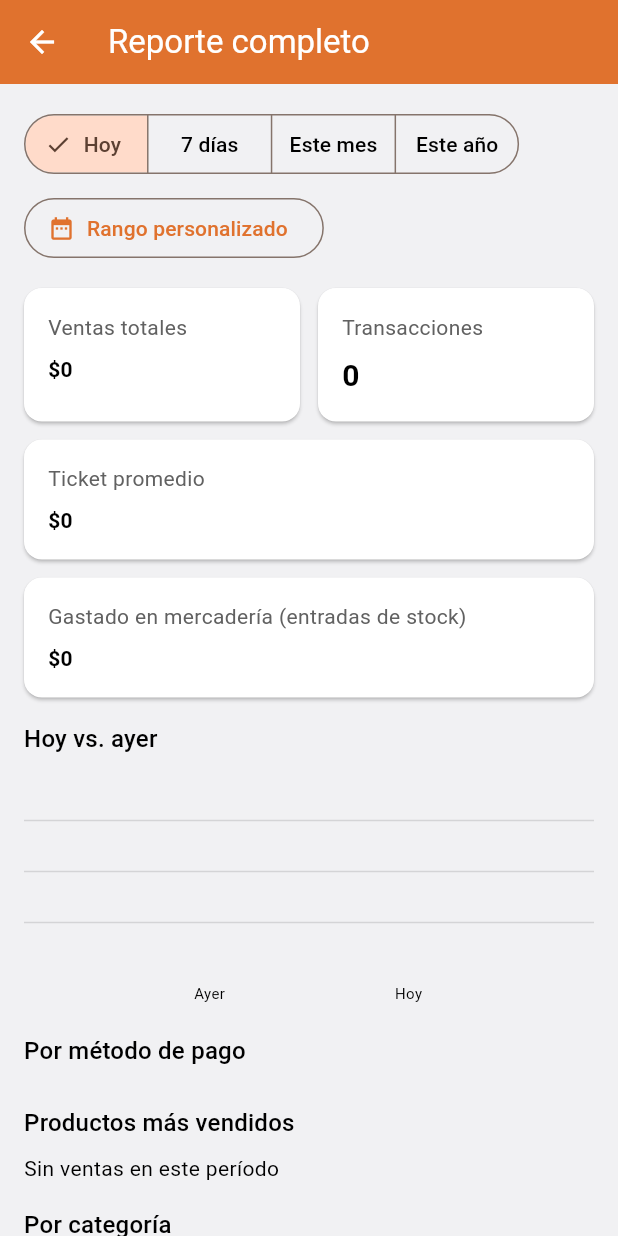
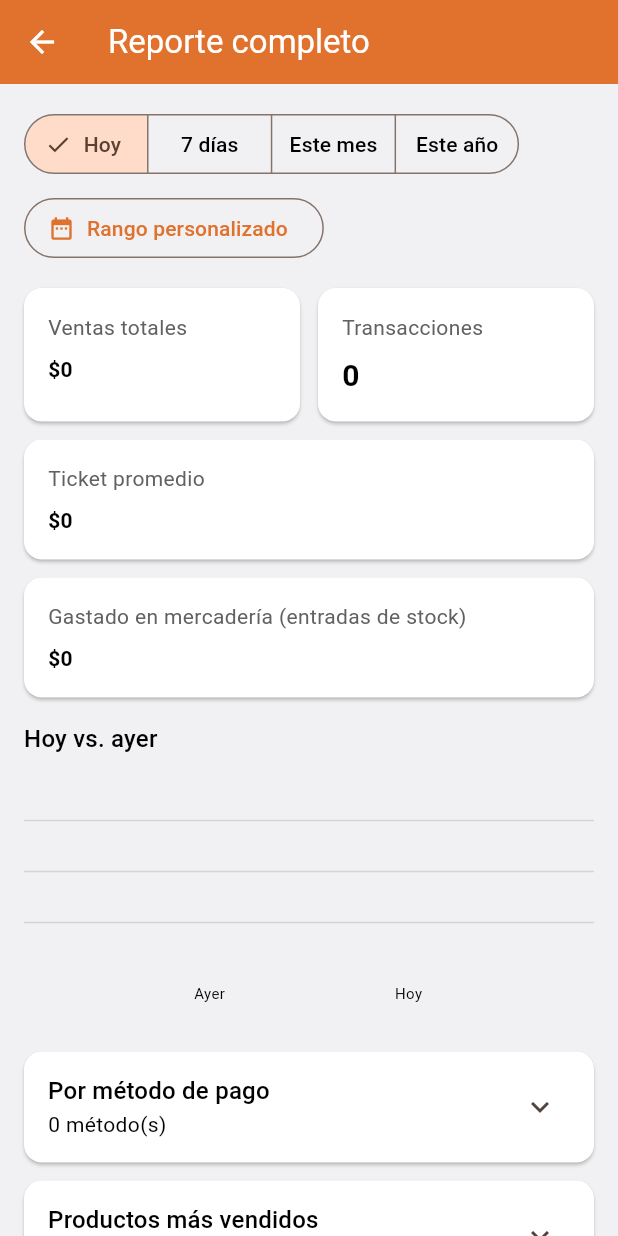
Before and after one commit to p1np0n/POSible, a Flutter app: the _FullReportsScreen screen opened directly, on a phone screen of 412 x 824 dp. Run offline on Flutter 3.47's test engine with Material 3 defaults, Android fonts, the phone set to English and light mode, and no system bars; drawn by our look-alikes of fl_chart; our stand-ins replace audioplayers, csv, file_picker, image_picker, share_plus, shared_preferences and 1 more; missing offline and left inert: mobile_scanner; accounts and stored records are empty.

Commit message:
Reportes: secciones plegables y grilla de productos para reducir el scroll
Las secciones de Reportes (ventas por período, por método de pago,
más vendidos, por categoría, por empleado, por modificador) ahora son
plegables, con un subtítulo que adelanta cuántos ítems tiene cada una
sin necesidad de abrirla. Las 3 de estado del inventario (sin stock,
stock bajo, por vencer) parten abiertas por ser las más urgentes, pero
ahora muestran los productos en una grilla de tarjetas chicas en vez
de una fila completa por producto, para que quepan varios por pantalla.

Co-Authored-By: Claude Sonnet 5 <noreply@anthropic.com>
Claude-Session: https://claude.ai/code/session_011Joc9koXtYcSZFKc6EaRF6

```diff
--- a/lib/screens/reports/reports_screen.dart
+++ b/lib/screens/reports/reports_screen.dart
@@ -277,20 +277,33 @@ class _ReportsScreenState extends State<ReportsScreen> {
               labelFor: (index) => index == 0 ? 'Ayer' : 'Hoy',
               color: Theme.of(context).colorScheme.primary,
             ),
-            if (_range == ReportRange.year && summary.dailyTotals.isNotEmpty) ...[
             const SizedBox(height: 16),
-              Text('Ventas por mes', style: Theme.of(context).textTheme.titleMedium),
-              const SizedBox(height: 8),
-              _MonthlyBarChart(dailyTotals: summary.dailyTotals),
-            ] else if (summary.dailyTotals.length > 1) ...[
-              const SizedBox(height: 16),
-              Text('Ventas por día', style: Theme.of(context).textTheme.titleMedium),
-              const SizedBox(height: 8),
-              _DailyBarChart(dailyTotals: summary.dailyTotals),
-            ],
-            const SizedBox(height: 16),
-            Text('Por método de pago', style: Theme.of(context).textTheme.titleMedium),
-            const SizedBox(height: 8),
+            // El resto va en secciones plegables: antes era una sola lista
+            // larga y había que bajar mucho con el mouse para llegar al
+            // final. Las 3 de estado del inventario (sin stock/stock
+            // bajo/por vencer) parten abiertas por ser las más urgentes de
+            // revisar; el resto parte cerrado y se abre solo si interesa —
+            // el subtítulo de cada una ya adelanta cuántos ítems tiene.
+            if (_range == ReportRange.year && summary.dailyTotals.isNotEmpty)
+              _Section(
+                key: const ValueKey('ventas_por_periodo'),
+                title: 'Ventas por mes',
+                subtitle: '${summary.dailyTotals.length} mes(es)',
+                children: [_MonthlyBarChart(dailyTotals: summary.dailyTotals)],
+              )
+            else if (summary.dailyTotals.length > 1)
+              _Section(
+                key: const ValueKey('ventas_por_periodo'),
+                title: 'Ventas por día',
+                subtitle: '${summary.dailyTotals.length} día(s)',
+                children: [_DailyBarChart(dailyTotals: summary.dailyTotals)],
+              ),
+            const SizedBox(height: 12),
+            _Section(
+              key: const ValueKey('por_metodo_pago'),
+              title: 'Por método de pago',
+              subtitle: '${summary.byPaymentMethod.length} método(s)',
+              children: [
                 _PieChartCard(
                   items: summary.byPaymentMethod.entries
                       .map((e) => (label: _paymentLabels[e.key] ?? e.key, value: e.value))
@@ -301,9 +314,14 @@ class _ReportsScreenState extends State<ReportsScreen> {
                       title: Text(_paymentLabels[entry.key] ?? entry.key),
                       trailing: CurrencyText(entry.value, bold: true),
                     )),
-            const SizedBox(height: 16),
-            Text('Productos más vendidos', style: Theme.of(context).textTheme.titleMedium),
-            const SizedBox(height: 8),
+              ],
+            ),
+            const SizedBox(height: 12),
+            _Section(
+              key: const ValueKey('mas_vendidos'),
+              title: 'Productos más vendidos',
+              subtitle: '${summary.topProducts.length} producto(s)',
+              children: [
                 if (summary.topProducts.isEmpty)
                   const Text('Sin ventas en este período')
                 else
@@ -313,9 +331,14 @@ class _ReportsScreenState extends State<ReportsScreen> {
                         subtitle: Text('${formatNumberCl(product.quantity)} unidades'),
                         trailing: CurrencyText(product.total, bold: true),
                       )),
-            const SizedBox(height: 16),
-            Text('Por categoría', style: Theme.of(context).textTheme.titleMedium),
-            const SizedBox(height: 8),
+              ],
+            ),
+            const SizedBox(height: 12),
+            _Section(
+              key: const ValueKey('por_categoria'),
+              title: 'Por categoría',
+              subtitle: '${_byCategory.length} categoría(s)',
+              children: [
                 if (_byCategory.isEmpty)
                   const Text('Sin ventas en este período')
                 else ...[
@@ -326,9 +349,14 @@ class _ReportsScreenState extends State<ReportsScreen> {
                         trailing: CurrencyText(c.total, bold: true),
                       )),
                 ],
-            const SizedBox(height: 16),
-            Text('Por empleado', style: Theme.of(context).textTheme.titleMedium),
-            const SizedBox(height: 8),
+              ],
+            ),
+            const SizedBox(height: 12),
+            _Section(
+              key: const ValueKey('por_empleado'),
+              title: 'Por empleado',
+              subtitle: '${_byEmployee.length} empleado(s)',
+              children: [
                 if (_byEmployee.isEmpty)
                   const Text('Sin ventas en este período')
                 else
@@ -337,85 +365,97 @@ class _ReportsScreenState extends State<ReportsScreen> {
                         title: Text(e.name),
                         trailing: CurrencyText(e.total, bold: true),
                       )),
+              ],
+            ),
             if (_byModifier.isNotEmpty) ...[
-              const SizedBox(height: 16),
-              Text('Por modificador', style: Theme.of(context).textTheme.titleMedium),
-              const SizedBox(height: 8),
-              ..._byModifier.map((m) => ListTile(
+              const SizedBox(height: 12),
+              _Section(
+                key: const ValueKey('por_modificador'),
+                title: 'Por modificador',
+                subtitle: '${_byModifier.length} modificador(es)',
+                children: _byModifier
+                    .map((m) => ListTile(
                           contentPadding: EdgeInsets.zero,
                           title: Text(m.name),
                           trailing: Text('${formatNumberCl(m.count)} veces'),
-                  )),
+                        ))
+                    .toList(),
+              ),
             ],
             // Estado del inventario ahora mismo — no depende del rango de
             // fechas elegido arriba, siempre muestra la situación actual.
-            const SizedBox(height: 16),
-            Text('Productos sin stock', style: Theme.of(context).textTheme.titleMedium),
-            const SizedBox(height: 8),
+            // Se muestran como grilla de tarjetas chicas (no una fila por
+            // producto) para que quepan varias por pantalla.
+            const SizedBox(height: 12),
+            _Section(
+              key: const ValueKey('sin_stock'),
+              title: 'Productos sin stock',
+              subtitle: '${_outOfStockProducts.length} producto(s)',
+              initiallyExpanded: true,
+              children: [
                 if (_outOfStockProducts.isEmpty)
                   const Text('Ningún producto sin stock ahora mismo')
-            else ...[
-              Text('${_outOfStockProducts.length} producto(s)',
-                  style: const TextStyle(fontWeight: FontWeight.bold)),
-              ..._outOfStockProducts.map((p) => ListTile(
-                    contentPadding: EdgeInsets.zero,
-                    title: Text(p.name, maxLines: 2, overflow: TextOverflow.ellipsis),
-                    trailing: IconButton(
-                      icon: const Icon(Icons.add_box_outlined),
-                      tooltip: 'Agregar stock',
-                      onPressed: () => _quickAddStock(p),
-                    ),
-                  )),
-            ],
-            const SizedBox(height: 16),
-            Text('Productos con stock bajo', style: Theme.of(context).textTheme.titleMedium),
-            const SizedBox(height: 8),
-            if (_lowStockProducts.isEmpty)
-              const Text('Ningún producto con stock bajo ahora mismo')
-            else ...[
-              Text('${_lowStockProducts.length} producto(s)',
-                  style: const TextStyle(fontWeight: FontWeight.bold)),
-              ..._lowStockProducts.map((p) => ListTile(
-                    contentPadding: EdgeInsets.zero,
-                    title: Text(p.name, maxLines: 2, overflow: TextOverflow.ellipsis),
-                    trailing: Row(
-                      mainAxisSize: MainAxisSize.min,
-                      children: [
-                        Text('Stock: ${formatNumberCl(p.stockQuantity)}'),
-                        IconButton(
-                          icon: const Icon(Icons.add_box_outlined),
-                          tooltip: 'Agregar stock',
-                          onPressed: () => _quickAddStock(p),
+                else
+                  Wrap(
+                    spacing: 8,
+                    runSpacing: 8,
+                    children: _outOfStockProducts
+                        .map((p) => _ProductStatusCard(
+                              product: p,
+                              subtitle: 'Sin stock',
+                              onAddStock: () => _quickAddStock(p),
+                            ))
+                        .toList(),
                   ),
               ],
             ),
-                  )),
-            ],
-            const SizedBox(height: 16),
-            Text('Productos por vencer', style: Theme.of(context).textTheme.titleMedium),
-            const SizedBox(height: 8),
-            if (_nearExpiryProducts.isEmpty)
-              const Text('Ningún producto por vencer ahora mismo')
-            else ...[
-              Text('${_nearExpiryProducts.length} producto(s)',
-                  style: const TextStyle(fontWeight: FontWeight.bold)),
-              ..._nearExpiryProducts.map((p) => ListTile(
-                    contentPadding: EdgeInsets.zero,
-                    title: Text(p.name, maxLines: 2, overflow: TextOverflow.ellipsis),
-                    subtitle: Text(p.isExpired ? 'Vencido' : 'Por vencer'),
-                    trailing: Row(
-                      mainAxisSize: MainAxisSize.min,
+            const SizedBox(height: 12),
+            _Section(
+              key: const ValueKey('stock_bajo'),
+              title: 'Productos con stock bajo',
+              subtitle: '${_lowStockProducts.length} producto(s)',
+              initiallyExpanded: true,
               children: [
-                        Text(_formatExpiration(p.expirationDate!)),
-                        IconButton(
-                          icon: const Icon(Icons.add_box_outlined),
-                          tooltip: 'Agregar stock',
-                          onPressed: () => _quickAddStock(p),
+                if (_lowStockProducts.isEmpty)
+                  const Text('Ningún producto con stock bajo ahora mismo')
+                else
+                  Wrap(
+                    spacing: 8,
+                    runSpacing: 8,
+                    children: _lowStockProducts
+                        .map((p) => _ProductStatusCard(
+                              product: p,
+                              subtitle: 'Stock: ${formatNumberCl(p.stockQuantity)}',
+                              onAddStock: () => _quickAddStock(p),
+                            ))
+                        .toList(),
                   ),
               ],
             ),
-                  )),
+            const SizedBox(height: 12),
+            _Section(
+              key: const ValueKey('por_vencer'),
+              title: 'Productos por vencer',
+              subtitle: '${_nearExpiryProducts.length} producto(s)',
+              initiallyExpanded: true,
+              children: [
+                if (_nearExpiryProducts.isEmpty)
+                  const Text('Ningún producto por vencer ahora mismo')
+                else
+                  Wrap(
+                    spacing: 8,
+                    runSpacing: 8,
+                    children: _nearExpiryProducts
+                        .map((p) => _ProductStatusCard(
+                              product: p,
+                              subtitle:
+                                  '${p.isExpired ? 'Vencido' : 'Por vencer'} · ${_formatExpiration(p.expirationDate!)}',
+                              onAddStock: () => _quickAddStock(p),
+                            ))
+                        .toList(),
+                  ),
               ],
+            ),
           ],
         ],
       ),
@@ -481,6 +521,95 @@ class _ReportsScreenState extends State<ReportsScreen> {
       if (!mounted) return;
       ScaffoldMessenger.of(context).showSnackBar(SnackBar(content: Text('No se pudo agregar stock: $e')));
     }
+  }
+}
+
+/// Sección plegable de Reportes: título + subtítulo corto (ej. "5
+/// producto(s)") siempre visibles, contenido que se muestra solo al
+/// tocarla. El subtítulo deja ver de un vistazo si hay algo ahí sin tener
+/// que abrirla, así que colapsar una sección no esconde la información,
+/// solo el detalle.
+class _Section extends StatelessWidget {
+  final String title;
+  final String subtitle;
+  final bool initiallyExpanded;
+  final List<Widget> children;
+
+  const _Section({
+    super.key,
+    required this.title,
+    required this.subtitle,
+    this.initiallyExpanded = false,
+    required this.children,
+  });
+
+  @override
+  Widget build(BuildContext context) {
+    return Card(
+      clipBehavior: Clip.antiAlias,
+      child: Theme(
+        data: Theme.of(context).copyWith(dividerColor: Colors.transparent),
+        child: ExpansionTile(
+          title: Text(title, style: Theme.of(context).textTheme.titleMedium),
+          subtitle: Text(subtitle),
+          initiallyExpanded: initiallyExpanded,
+          childrenPadding: const EdgeInsets.fromLTRB(16, 0, 16, 16),
+          expandedCrossAxisAlignment: CrossAxisAlignment.start,
+          children: children,
+        ),
+      ),
+    );
+  }
+}
+
+/// Tarjeta chica para las grillas de "sin stock" / "stock bajo" / "por
+/// vencer" — varias caben por fila, a diferencia de una fila completa por
+/// producto como antes.
+class _ProductStatusCard extends StatelessWidget {
+  final Product product;
+  final String subtitle;
+  final VoidCallback onAddStock;
+
+  const _ProductStatusCard({required this.product, required this.subtitle, required this.onAddStock});
+
+  @override
+  Widget build(BuildContext context) {
+    return SizedBox(
+      width: 190,
+      child: Card(
+        margin: EdgeInsets.zero,
+        color: Theme.of(context).colorScheme.surfaceContainerHighest,
+        child: Padding(
+          padding: const EdgeInsets.fromLTRB(10, 8, 4, 8),
+          child: Column(
+            crossAxisAlignment: CrossAxisAlignment.start,
+            mainAxisSize: MainAxisSize.min,
+            children: [
+              Text(
+                product.name,
+                maxLines: 2,
+                overflow: TextOverflow.ellipsis,
+                style: const TextStyle(fontWeight: FontWeight.w600, fontSize: 13),
+              ),
+              Row(
+                children: [
+                  Expanded(
+                    child: Text(subtitle, style: const TextStyle(color: Color(0xFF616161), fontSize: 12)),
+                  ),
+                  IconButton(
+                    icon: const Icon(Icons.add_box_outlined, size: 20),
+                    tooltip: 'Agregar stock',
+                    padding: EdgeInsets.zero,
+                    constraints: const BoxConstraints(),
+                    onPressed: onAddStock,
+                  ),
+                ],
+              ),
+            ],
+          ),
+        ),
+      ),
+    );
   }
 }
 
```
Lines whose indentation alone changed are shown as unchanged.
